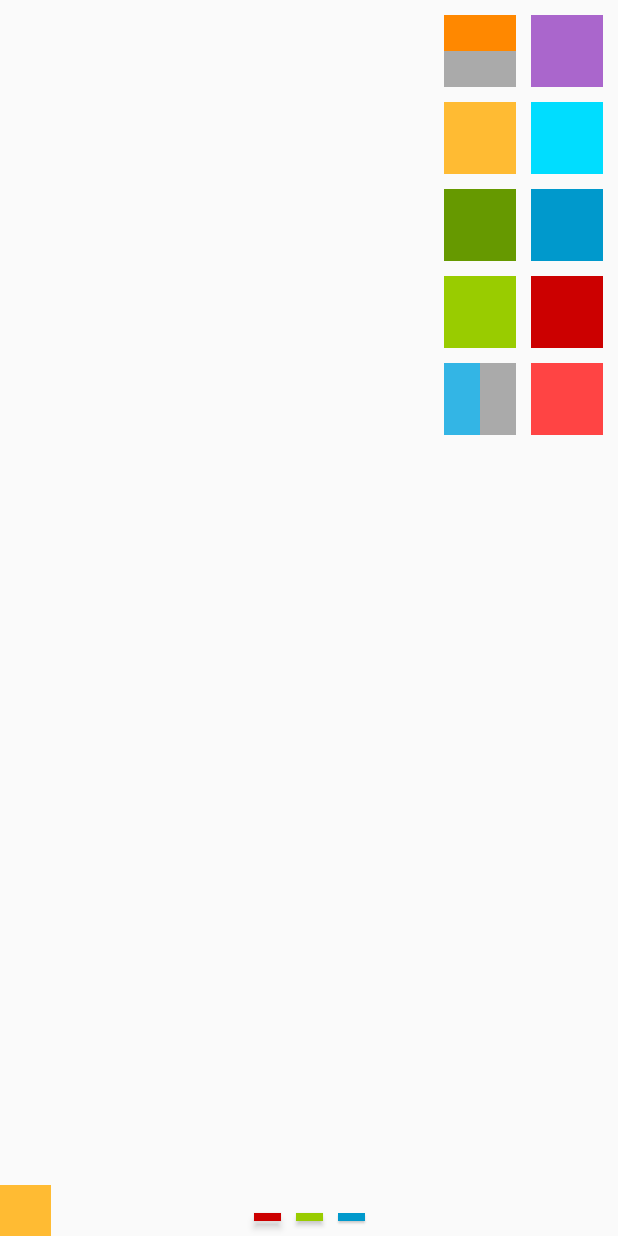
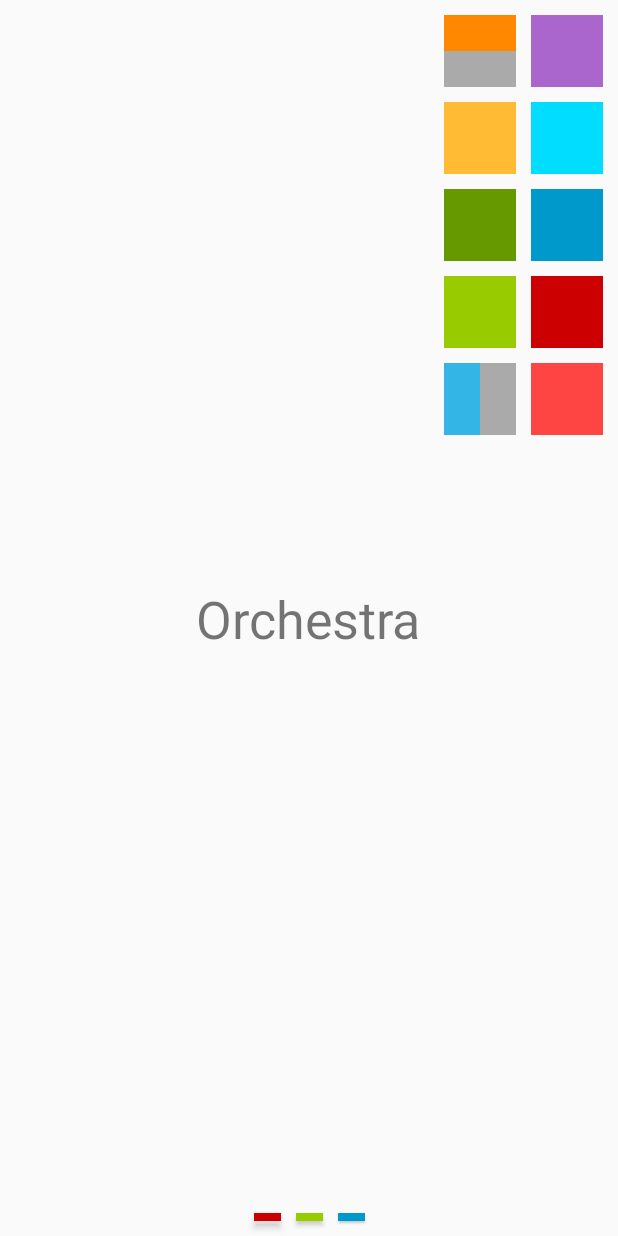
Before and after one commit to elihimas/orchestra, an Android app: the screen it shows after launch (SplashActivity), on a phone screen of 412 x 824 dp. Run offline under Robolectric (Android 15) with nearby library versions, the phone set to English and light mode, and no system bars.

Commit message:
Improved splash Added loading animation to fade example

```diff
--- a/app/src/main/java/com/elihimas/orchestra/activities/SplashActivity.kt
+++ b/app/src/main/java/com/elihimas/orchestra/activities/SplashActivity.kt
@@ -5,6 +5,7 @@ import android.os.Bundle
 import androidx.appcompat.app.AppCompatActivity
 import androidx.core.view.marginRight
 import com.elihimas.orchestra.Orchestra
+import com.elihimas.orchestra.OrchestraContext
 import com.elihimas.orchestra.R
 import com.elihimas.orchestra.animations.Direction
 import kotlinx.android.synthetic.main.activity_splash.*
@@ -17,7 +18,6 @@ class SplashActivity : AppCompatActivity() {
 
         setContentView(R.layout.activity_splash)
 
-//       addClick()
         longSplash()
     }
 
@@ -55,28 +55,6 @@ class SplashActivity : AppCompatActivity() {
                         .addAnimations(showAnimation)
 
                 parallel {
-                    on(leftSquare)
-                            .scale(5f)
-
-                    on(rightSquare)
-                            .scale(5f)
-                }
-
-                on(titleText)
-                        .scale(1f)
-
-                parallel {
-                    on(leftSquare)
-                            .scale(1f)
-                            .scale(2f)
-                            .scale(1f)
-
-                    on(rightSquare)
-                            .scale(1f)
-                }
-
-
-                parallel {
                     on(sqr1)
                             .rotate(180f) {
                                 duration = 300
@@ -85,7 +63,6 @@ class SplashActivity : AppCompatActivity() {
                                 duration = 400
                             }
 
-
                     on(sqr3)
                             .scale(2) {
                                 duration = 400
@@ -93,7 +70,6 @@ class SplashActivity : AppCompatActivity() {
                             .rotate(180f) {
                                 duration = 300
                             }
-
 
                     on(sqr5)
                             .scale(2) {
@@ -110,56 +86,11 @@ class SplashActivity : AppCompatActivity() {
                         }
 
 
-                on(titleText, leftSquare)
+                on(titleText)
                         .fadeIn {
                             duration = 800
                         }
-                        .fadeIn {
-                            duration = 800
-                        }
-                        .fadeIn {
-                            duration = 800
-                        }
-                        .scale(3) {
-                            duration = 2000
-                        }
-                        .rotate(180f) {
-                            duration = 700
-                        }
-                        .rotate(-360f) {
-                            duration = 900
-                        }
-                        .rotate(180f) {
-                            duration = 700
-                        }
-                on(rightSquare)
-                        .circularReveal()
-                        .delay(2000)
-                        .scale(4)
-                        .rotate(3600f) {
-                            duration = 5000
-                        }
-
-                parallel {
-                    on(leftSquare)
-                            .translate(300f, 0f)
-                            .translate(0f, 0f)
-
-                    on(rightSquare)
-                            .translate(-300f, 0f)
-                            .translate(0f, 0f)
-                }
-
-                parallel {
-                    on(titleText)
-                            .scale(3f)
-
-                    on(leftSquare)
-                            .scale(3f)
-
-                    on(rightSquare)
-                            .scale(3f)
-                }
+                        .scale(3f)
 
                 val pulseAnimation1 =
                         animations()
--- a/app/src/main/res/layout/activity_splash.xml
+++ b/app/src/main/res/layout/activity_splash.xml
@@ -18,26 +18,6 @@
         app:layout_constraintLeft_toLeftOf="parent"
         app:layout_constraintRight_toRightOf="parent"
         app:layout_constraintTop_toTopOf="parent" />
-
-    <View
-        android:id="@+id/leftSquare"
-        android:layout_width="8dp"
-        android:layout_height="8dp"
-        android:layout_margin="10dp"
-        android:background="@android:color/holo_orange_light"
-        app:layout_constraintBottom_toBottomOf="parent"
-        app:layout_constraintLeft_toLeftOf="parent" />
-
-
-    <View
-        android:id="@+id/rightSquare"
-        android:layout_width="8dp"
-        android:layout_height="8dp"
-        android:layout_margin="10dp"
-        android:background="@android:color/holo_orange_dark"
-        android:visibility="invisible"
-        app:layout_constraintBottom_toBottomOf="parent"
-        app:layout_constraintRight_toRightOf="parent" />
 
     <View
         android:id="@+id/sqr1"
```
Also changed, not shown: app/src/main/java/com/elihimas/orchestra/activities/FadeExampleActivity.kt (+57 -0 lines), app/src/main/res/layout/activity_fade_example.xml (+33 -2 lines).
